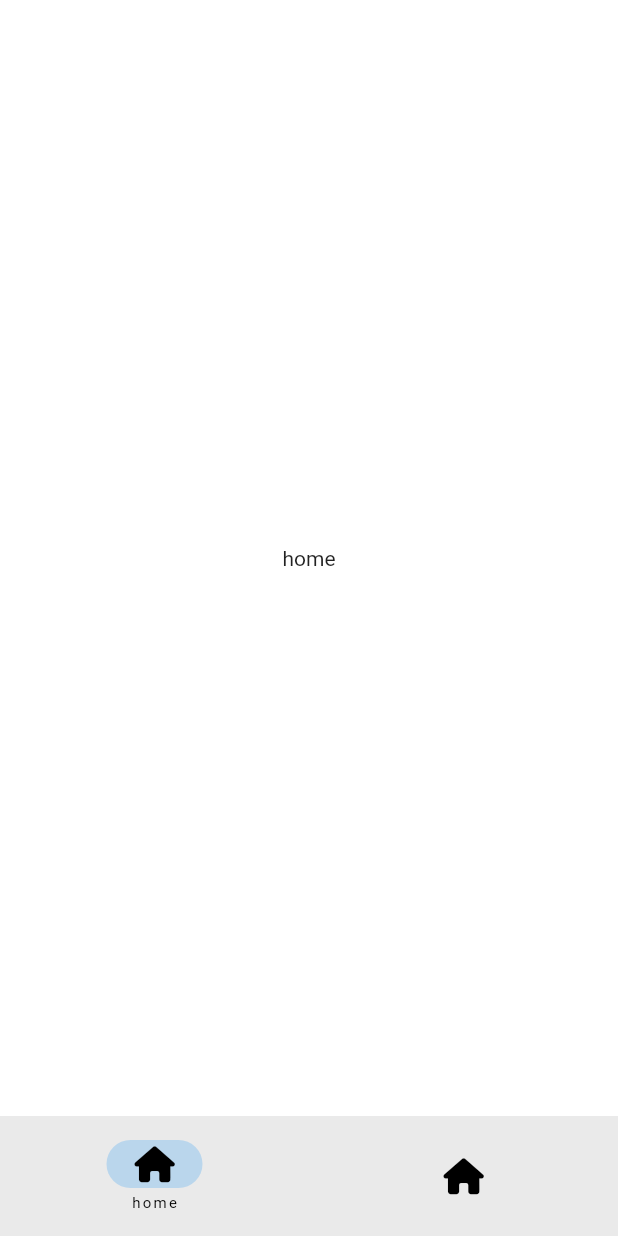
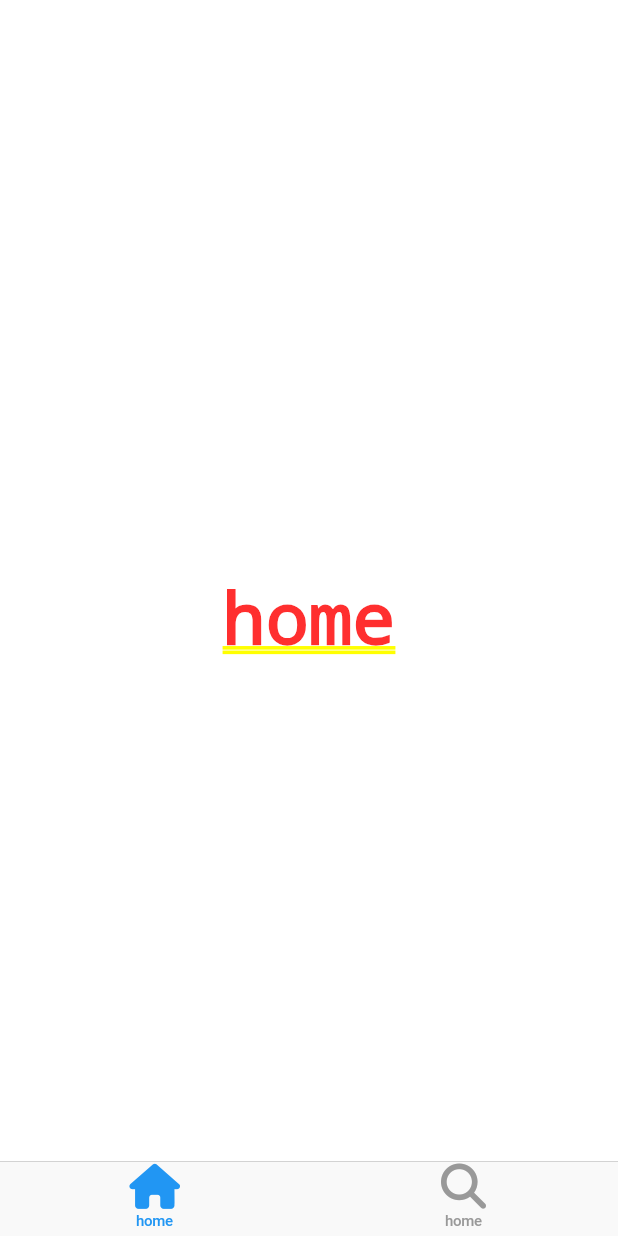
Before and after one commit to alswn2348/tictok_clone_flutter, a Flutter app: the screen it shows after launch, on a phone screen of 412 x 824 dp. Run offline on Flutter 3.47's test engine with Material 2 defaults, Android fonts, the phone set to English and light mode, and no system bars; our stand-ins replace font_awesome_flutter.

Commit message:
design : cupertino navigationbar

```diff
--- a/lib/features/main_navigation/main_navigation_screen.dart
+++ b/lib/features/main_navigation/main_navigation_screen.dart
@@ -1,4 +1,4 @@
-import 'package:flutter/material.dart';
+import 'package:flutter/cupertino.dart';
 import 'package:font_awesome_flutter/font_awesome_flutter.dart';
 
 class MainNavigationScreen extends StatefulWidget {
@@ -37,18 +37,13 @@ class _MainNavigationScreenState extends State<MainNavigationScreen> {
 
   @override
   Widget build(BuildContext context) {
-    return Scaffold(
-        body: screens[_selectedIndex],
-        bottomNavigationBar: NavigationBar(
-          labelBehavior: NavigationDestinationLabelBehavior.onlyShowSelected,
-          selectedIndex: _selectedIndex,
-          onDestinationSelected: _onTap,
-          destinations: const [
-            NavigationDestination(
-                icon: FaIcon(FontAwesomeIcons.house), label: 'home'),
-            NavigationDestination(
-                icon: FaIcon(FontAwesomeIcons.house), label: 'home')
-          ],
-        ));
+    return CupertinoTabScaffold(
+        tabBar: CupertinoTabBar(items: const [
+          BottomNavigationBarItem(
+              icon: FaIcon(FontAwesomeIcons.house), label: 'home'),
+          BottomNavigationBarItem(
+              icon: FaIcon(FontAwesomeIcons.magnifyingGlass), label: 'home'),
+        ]),
+        tabBuilder: (context, index) => screens[index]);
   }
 }
```
